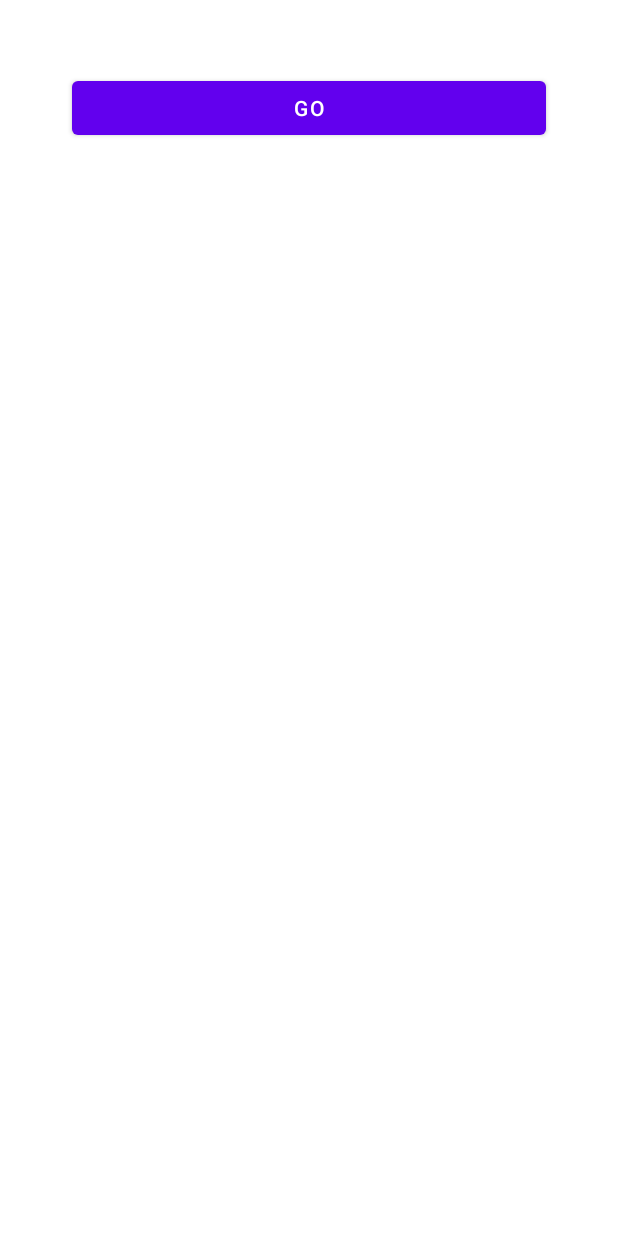
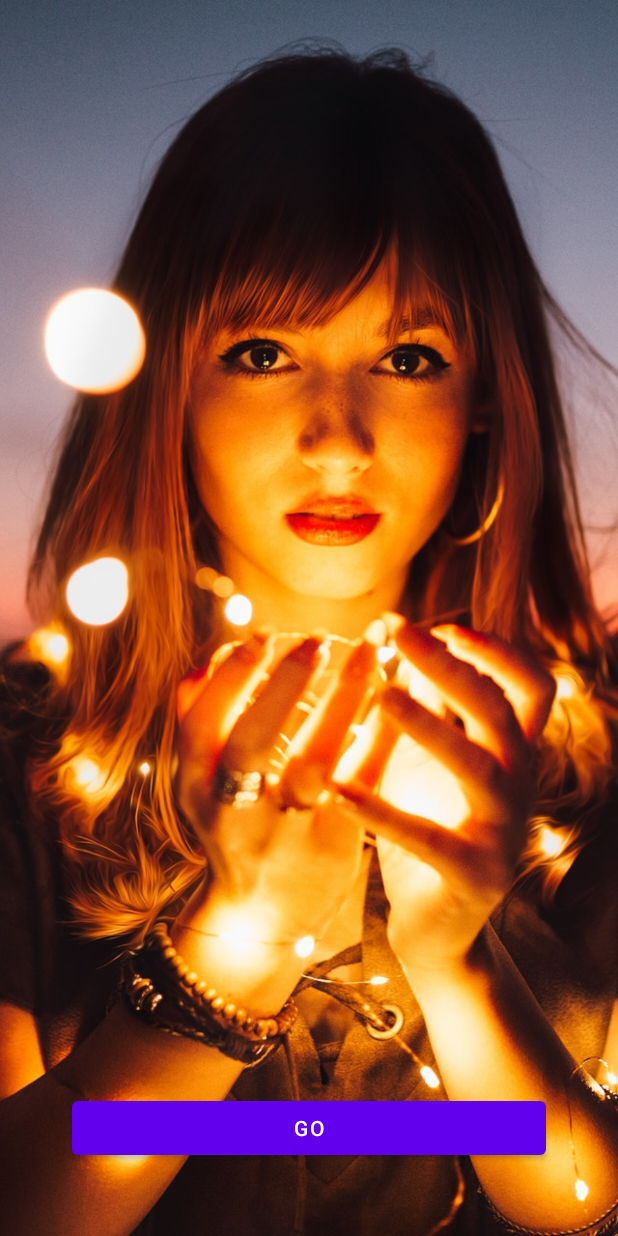
Before and after one commit to Yaniv-Benhaim/beauty_scanner, an Android app: the layout fragment_splash.xml on its own in the app's theme, with its tools: preview values and no code run, on a phone screen of 412 x 824 dp. Run offline under Robolectric (Android 15) with nearby library versions, the phone set to English and light mode, and no system bars.

```diff
--- a/app/src/main/java/tech/gamedev/beauty_scanner/data/Constants.kt
+++ b/app/src/main/java/tech/gamedev/beauty_scanner/data/Constants.kt
@@ -2,5 +2,7 @@ package tech.gamedev.beauty_scanner.data
 
 object Constants {
 
+    const val IMAGE_REQUEST_CODE = 1
+
 
 }
--- a/app/src/main/res/layout/fragment_splash.xml
+++ b/app/src/main/res/layout/fragment_splash.xml
@@ -1,9 +1,16 @@
 <?xml version="1.0" encoding="utf-8"?>
-<FrameLayout xmlns:android="http://schemas.android.com/apk/res/android"
+<androidx.constraintlayout.widget.ConstraintLayout xmlns:android="http://schemas.android.com/apk/res/android"
     xmlns:tools="http://schemas.android.com/tools"
     android:layout_width="match_parent"
     android:layout_height="match_parent"
+    xmlns:app="http://schemas.android.com/apk/res-auto"
     tools:context=".ui.fragments.SplashFragment">
+
+    <ImageView
+        android:layout_width="match_parent"
+        android:layout_height="match_parent"
+        android:scaleType="centerCrop"
+        android:src="@drawable/model_bg"/>
 
 
     <Button
@@ -12,6 +19,7 @@
         android:layout_width="match_parent"
         android:layout_height="wrap_content"
         android:layout_margin="48dp"
-        android:text="GO" />
+        android:text="GO"
+        app:layout_constraintBottom_toBottomOf="parent"/>
 
-</FrameLayout>
+</androidx.constraintlayout.widget.ConstraintLayout>
--- a/app/src/main/res/navigation/nav_graph.xml
+++ b/app/src/main/res/navigation/nav_graph.xml
@@ -3,7 +3,7 @@
     xmlns:app="http://schemas.android.com/apk/res-auto"
     xmlns:tools="http://schemas.android.com/tools"
     android:id="@+id/nav_graph"
-    app:startDestination="@id/splashFragment">
+    app:startDestination="@id/scanFragment">
 
     <fragment
         android:id="@+id/splashFragment"
--- a/build.gradle
+++ b/build.gradle
@@ -8,7 +8,8 @@ buildscript {
     dependencies {
         classpath "com.android.tools.build:gradle:4.1.0"
         classpath "org.jetbrains.kotlin:kotlin-gradle-plugin:$kotlin_version"
-        classpath "androidx.navigation:navigation-safe-args-gradle-plugin:2.3.2"
+        classpath 'com.google.gms:google-services:4.3.4'
+        /*classpath "androidx.navigation:navigation-safe-args-gradle-plugin:2.3.2"*/
 
         // NOTE: Do not place your application dependencies here; they belong
         // in the individual module build.gradle files
```
Also changed, not shown: app/build.gradle (+5 -3 lines), app/src/main/java/tech/gamedev/beauty_scanner/ui/fragments/ScanFragment.kt (+118 -0 lines), app/src/main/res/layout/fragment_scan.xml (+4 -4 lines), app/src/main/res/drawable/model_bg.jpg (added), 1 other file.
